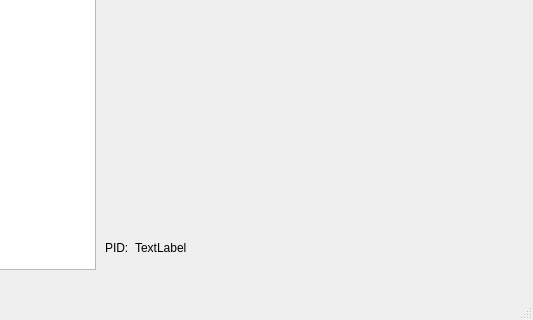
Qt form memory-monitor/memorymonitor.ui (greati/memory-monitor) before a commit; both pictures show x 455 to 988 and y 268 to 588 of the 988 by 588 pixel window.
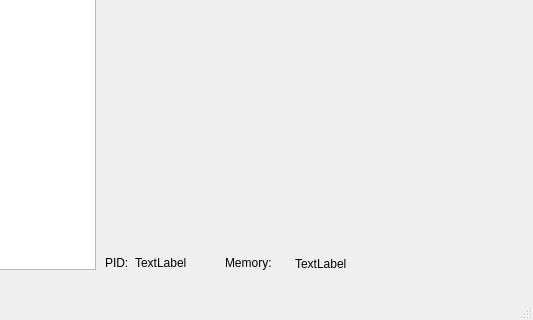
The same form after that commit. Custom widgets are drawn as their Qt base class.

Commit message: Adjust labels

The edit to the form file:
```diff
--- a/memory-monitor/memorymonitor.ui
+++ b/memory-monitor/memorymonitor.ui
@@ -30,7 +30,7 @@
       <x>560</x>
       <y>250</y>
       <width>391</width>
-      <height>231</height>
+      <height>251</height>
      </rect>
     </property>
    </widget>
@@ -135,7 +135,7 @@
     <property name="geometry">
      <rect>
       <x>560</x>
-      <y>490</y>
+      <y>505</y>
       <width>41</width>
       <height>17</height>
      </rect>
@@ -148,7 +148,7 @@
     <property name="geometry">
      <rect>
       <x>590</x>
-      <y>490</y>
+      <y>505</y>
       <width>67</width>
       <height>17</height>
      </rect>
@@ -157,6 +157,32 @@
      <string>TextLabel</string>
     </property>
    </widget>
+   <widget class="QLabel" name="txgen_mem_2">
+    <property name="geometry">
+     <rect>
+      <x>680</x>
+      <y>505</y>
+      <width>67</width>
+      <height>17</height>
+     </rect>
+    </property>
+    <property name="text">
+     <string>Memory:</string>
+    </property>
+   </widget>
+   <widget class="QLabel" name="proc_mem">
+    <property name="geometry">
+     <rect>
+      <x>750</x>
+      <y>505</y>
+      <width>81</width>
+      <height>20</height>
+     </rect>
+    </property>
+    <property name="text">
+     <string>TextLabel</string>
+    </property>
+   </widget>
   </widget>
   <widget class="QMenuBar" name="menuBar">
    <property name="geometry">
```
Left out of the diff: 3 changed lines with no effect on the pictures. The commit also changes 2 other files.
